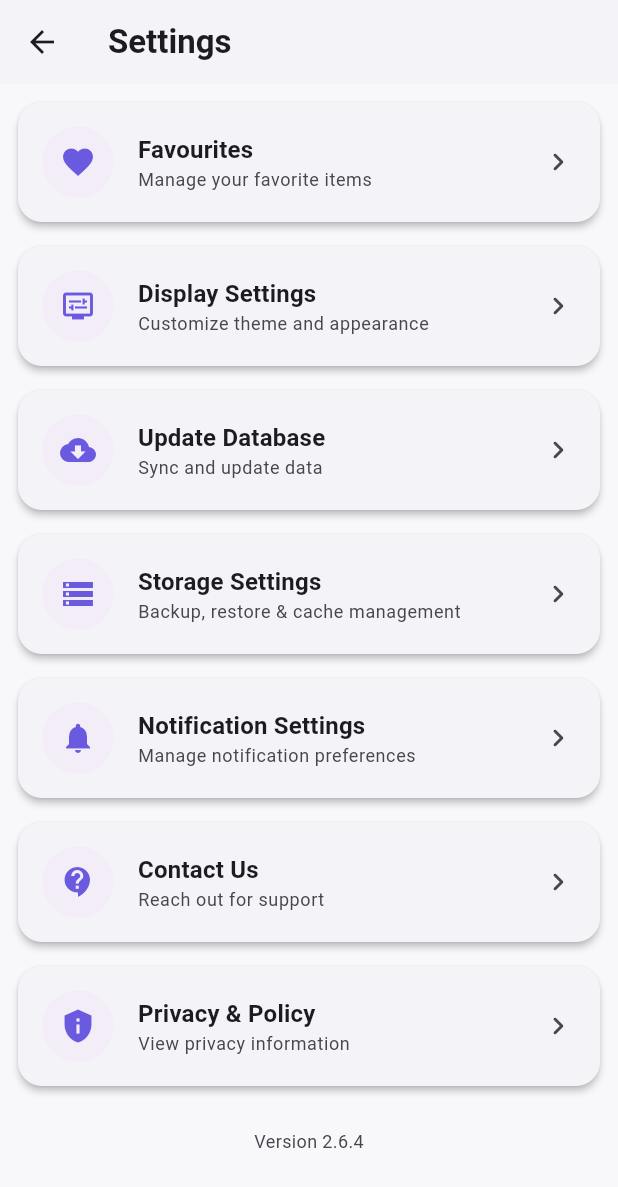
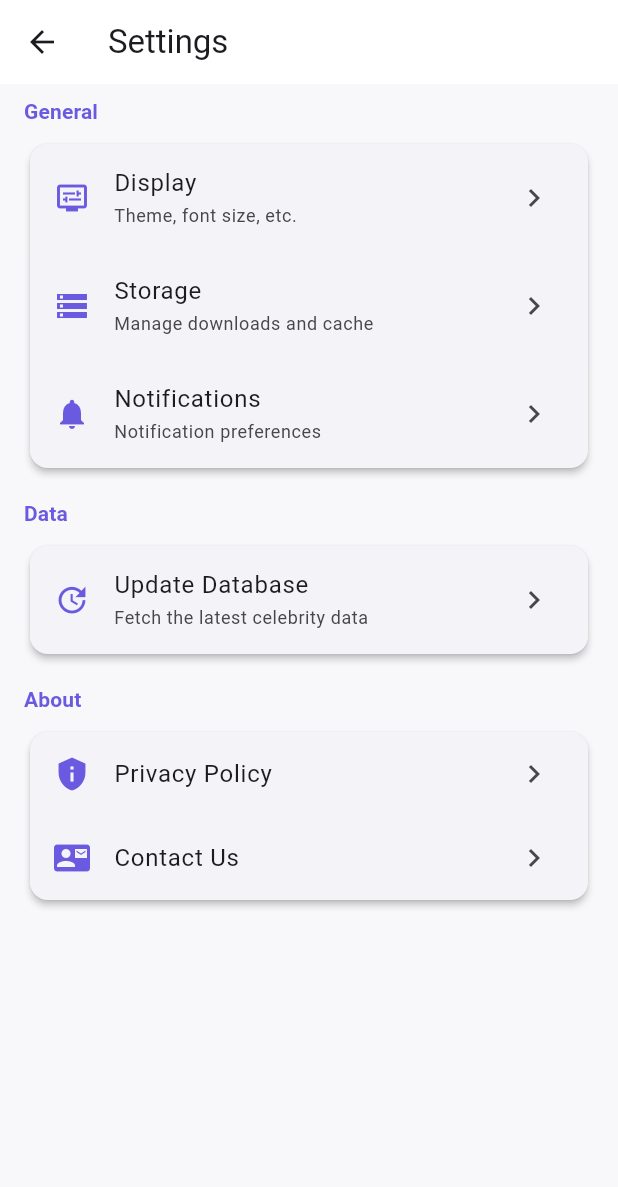
Before and after one commit to DevSon1024/ragadl-app, a Flutter app: the SettingsPage screen opened directly, on a phone screen of 412 x 824 dp. Shown: the top 1187 px of the screen. Run offline on Flutter 3.47's test engine with Material 3 defaults, Android fonts, the phone set to English and light mode, and no system bars; our stand-ins replace awesome_notifications, cached_network_image, csv, device_info_plus, dio, file_picker and 6 more; missing offline and left inert: flutter_isolate, window_manager; accounts and stored records are empty.

Commit message:
update UI of settings pages

```diff
--- a/lib/home_page.dart
+++ b/lib/home_page.dart
@@ -26,7 +26,7 @@ class HomePage extends StatefulWidget {
 }
 
 class _HomePageState extends State<HomePage> {
-   List<Map<String, dynamic>> sections = [
+  List<Map<String, dynamic>> sections = [
     {'title': 'Latest All Celebrities', 'icon': Icons.star, 'page': const LatestCelebrityPage()},
     {'title': 'Favorites', 'icon': Icons.favorite, 'page': const FavouritePage()},
     {'title': 'Latest Actors', 'icon': Icons.person, 'page': const ActorPage()},
@@ -289,7 +289,7 @@ class _HomePageState extends State<HomePage> {
                     width: double.infinity,
                     height: 200,
                     placeholder: (context, url) => const Center(child: CircularProgressIndicator()),
-                    errorWidget: (context, error, stackTrace) => Container(),
+                    errorWidget: (context, error, stackTrace) => const SizedBox.shrink(),
                   ),
                 ),
               ),
--- a/lib/settings_page.dart
+++ b/lib/settings_page.dart
@@ -1,209 +1,184 @@
 import 'package:flutter/material.dart';
-import 'settings/favourite_page.dart';
+import 'package:flutter_riverpod/flutter_riverpod.dart';
+import 'package:ragalahari_downloader/main.dart';
 import 'settings/display_settings_page.dart';
-import 'settings/update_database_page.dart';
-import 'settings/privacy_policy_page.dart';
 import 'settings/storage_settings.dart';
 import 'settings/notification_settings_page.dart';
+import 'settings/privacy_policy_page.dart';
 import 'settings/contact_us_page.dart';
+import 'package:ragalahari_downloader/settings/update_database_page.dart';
 
-class SettingsPage extends StatelessWidget {
+class SettingsPage extends ConsumerWidget {
   const SettingsPage({super.key});
 
   @override
-  Widget build(BuildContext context) {
+  Widget build(BuildContext context, WidgetRef ref) {
     final theme = Theme.of(context);
     return Scaffold(
       appBar: AppBar(
-        title: const Text(
-          'Settings',
-          style: TextStyle(fontWeight: FontWeight.bold),
-        ),
+        title: const Text('Settings'),
         backgroundColor: theme.colorScheme.surface,
         surfaceTintColor: theme.colorScheme.surfaceTint,
-        elevation: 2,
       ),
-      body: SingleChildScrollView(
-        child: Padding(
-          padding: const EdgeInsets.all(8.0),
-          child: Column(
+      body: ListView(
+        children: [
+          _buildSettingsSection(
+            context,
+            title: 'General',
             children: [
-              _buildMenuItem(
+              _buildSettingsItem(
                 context,
-                icon: Icons.favorite,
-                title: 'Favourites',
-                subtitle: 'Manage your favorite items',
+                icon: Icons.display_settings,
+                title: 'Display',
+                subtitle: 'Theme, font size, etc.',
                 onTap: () {
-                  FocusScope.of(context).unfocus();
                   Navigator.push(
                     context,
-                    MaterialPageRoute(builder: (_) => const FavouritePage()),
+                    MaterialPageRoute(
+                      builder: (_) => const DisplaySettingsPage(),
+                    ),
                   );
                 },
               ),
-              const SizedBox(height: 8),
-              _buildMenuItem(
+              _buildSettingsItem(
                 context,
-                icon: Icons.display_settings,
-                title: 'Display Settings',
-                subtitle: 'Customize theme and appearance',
+                icon: Icons.storage,
+                title: 'Storage',
+                subtitle: 'Manage downloads and cache',
                 onTap: () {
-                  FocusScope.of(context).unfocus();
                   Navigator.push(
                     context,
-                    MaterialPageRoute(builder: (_) => const DisplaySettingsPage()),
+                    MaterialPageRoute(
+                      builder: (_) => const StoragePage(),
+                    ),
                   );
                 },
               ),
-              const SizedBox(height: 8),
-              _buildMenuItem(
+              _buildSettingsItem(
                 context,
-                icon: Icons.cloud_download,
-                title: 'Update Database',
-                subtitle: 'Sync and update data',
+                icon: Icons.notifications,
+                title: 'Notifications',
+                subtitle: 'Notification preferences',
                 onTap: () {
-                  FocusScope.of(context).unfocus();
                   Navigator.push(
                     context,
-                    MaterialPageRoute(builder: (_) => const UpdateDatabasePage()),
+                    MaterialPageRoute(
+                      builder: (_) => const NotificationSettingsPage(),
+                    ),
                   );
                 },
               ),
-              const SizedBox(height: 8),
-              _buildMenuItem(
+            ],
+          ),
+          _buildSettingsSection(
+            context,
+            title: 'Data',
+            children: [
+              _buildSettingsItem(
                 context,
-                icon: Icons.storage,
-                title: 'Storage Settings',
-                subtitle: 'Backup, restore & cache management',
+                icon: Icons.update,
+                title: 'Update Database',
+                subtitle: 'Fetch the latest celebrity data',
                 onTap: () {
-                  FocusScope.of(context).unfocus();
                   Navigator.push(
                     context,
-                    MaterialPageRoute(builder: (_) => const StoragePage()),
+                    MaterialPageRoute(
+                      builder: (_) => const UpdateDatabasePage(),
+                    ),
                   );
                 },
               ),
-              const SizedBox(height: 8),
-              _buildMenuItem(
+            ],
+          ),
+          _buildSettingsSection(
+            context,
+            title: 'About',
+            children: [
+              _buildSettingsItem(
                 context,
-                icon: Icons.notifications,
-                title: 'Notification Settings',
-                subtitle: 'Manage notification preferences',
+                icon: Icons.privacy_tip,
+                title: 'Privacy Policy',
                 onTap: () {
-                  FocusScope.of(context).unfocus();
                   Navigator.push(
                     context,
-                    MaterialPageRoute(builder: (_) => const NotificationSettingsPage()),
+                    MaterialPageRoute(
+                      builder: (_) => const PrivacyPolicyPage(),
+                    ),
                   );
                 },
               ),
-              const SizedBox(height: 8),
-              _buildMenuItem(
+              _buildSettingsItem(
                 context,
-                icon: Icons.contact_support,
+                icon: Icons.contact_mail,
                 title: 'Contact Us',
-                subtitle: 'Reach out for support',
                 onTap: () {
-                  FocusScope.of(context).unfocus();
                   Navigator.push(
                     context,
-                    MaterialPageRoute(builder: (_) => const ContactUsPage()),
+                    MaterialPageRoute(
+                      builder: (_) => const ContactUsPage(),
+                    ),
                   );
                 },
               ),
-              const SizedBox(height: 8),
-              _buildMenuItem(
-                context,
-                icon: Icons.privacy_tip,
-                title: 'Privacy & Policy',
-                subtitle: 'View privacy information',
-                onTap: () {
-                  FocusScope.of(context).unfocus();
-                  Navigator.push(
-                    context,
-                    MaterialPageRoute(builder: (_) => const PrivacyPolicyPage()),
-                  );
-                },
-              ),
-              const SizedBox(height: 16),
-              Padding(
-                padding: const EdgeInsets.all(8.0),
-                child: Text(
-                  'Version 2.6.4',
-                  style: TextStyle(
-                    color: theme.colorScheme.onSurfaceVariant,
-                    fontSize: 12,
-                  ),
-                ),
-              ),
             ],
           ),
-        ),
+        ],
       ),
     );
   }
 
-  Widget _buildMenuItem(
+  Widget _buildSettingsSection(BuildContext context,
+      {required String title, required List<Widget> children}) {
+    final theme = Theme.of(context);
+    return Padding(
+      padding: const EdgeInsets.symmetric(horizontal: 16, vertical: 8),
+      child: Column(
+        crossAxisAlignment: CrossAxisAlignment.start,
+        children: [
+          Padding(
+            padding: const EdgeInsets.only(bottom: 8.0),
+            child: Text(
+              title,
+              style: theme.textTheme.titleSmall?.copyWith(
+                color: theme.colorScheme.primary,
+                fontWeight: FontWeight.bold,
+              ),
+            ),
+          ),
+          Card(
+            elevation: 2,
+            shape: RoundedRectangleBorder(
+              borderRadius: BorderRadius.circular(12),
+            ),
+            surfaceTintColor: theme.colorScheme.surfaceTint,
+            child: Column(children: children),
+          ),
+        ],
+      ),
+    );
+  }
+
+  Widget _buildSettingsItem(
       BuildContext context, {
         required IconData icon,
         required String title,
-        required String subtitle,
+        String? subtitle,
         required VoidCallback onTap,
       }) {
-    return Card(
-      elevation: 2,
-      shape: RoundedRectangleBorder(borderRadius: BorderRadius.circular(16)),
-      surfaceTintColor: Theme.of(context).colorScheme.surfaceTint,
-      child: InkWell(
-        borderRadius: BorderRadius.circular(16),
-        onTap: onTap,
-        child: Padding(
-          padding: const EdgeInsets.all(16),
-          child: Row(
-            children: [
-              CircleAvatar(
-                radius: 24,
-                backgroundColor: Theme.of(context).colorScheme.surfaceContainer,
-                child: Icon(
-                  icon,
-                  color: Theme.of(context).colorScheme.primary,
-                  size: 24,
-                ),
-              ),
-              const SizedBox(width: 16),
-              Expanded(
-                child: Column(
-                  crossAxisAlignment: CrossAxisAlignment.start,
-                  mainAxisSize: MainAxisSize.min,
-                  children: [
-                    Text(
-                      title,
-                      style: Theme.of(context).textTheme.titleMedium?.copyWith(
-                        fontWeight: FontWeight.bold,
-                        color: Theme.of(context).colorScheme.onSurface,
-                      ),
-                      maxLines: 1,
-                      overflow: TextOverflow.ellipsis,
-                    ),
-                    Text(
-                      subtitle,
-                      style: Theme.of(context).textTheme.bodySmall?.copyWith(
-                        color: Theme.of(context).colorScheme.onSurfaceVariant,
-                      ),
-                      maxLines: 1,
-                      overflow: TextOverflow.ellipsis,
-                    ),
-                  ],
-                ),
-              ),
-              Icon(
-                Icons.chevron_right_rounded,
-                color: Theme.of(context).colorScheme.onSurfaceVariant,
-              ),
-            ],
-          ),
+    final theme = Theme.of(context);
+    return ListTile(
+      leading: Icon(icon, color: theme.colorScheme.primary),
+      title: Text(title),
+      subtitle: subtitle != null
+          ? Text(
+        subtitle,
+        style: theme.textTheme.bodySmall?.copyWith(
+          color: theme.colorScheme.onSurfaceVariant,
         ),
-      ),
+      )
+          : null,
+      trailing: const Icon(Icons.chevron_right),
+      onTap: onTap,
     );
   }
 }
```
Also changed, not shown: lib/main.dart (+14 -12 lines), lib/settings/display_settings_page.dart (+16 -44 lines), lib/widgets/theme_notifier.dart (+29 -22 lines), pubspec.yaml (+2 -6 lines), pubspec.lock, 3 other files.
